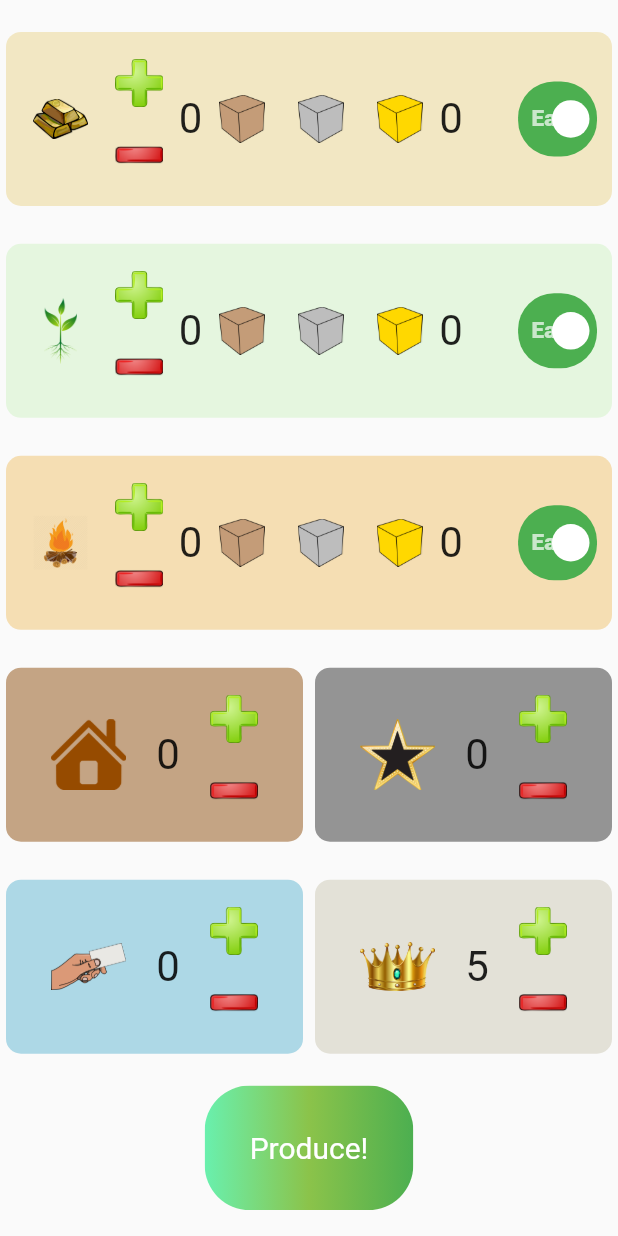
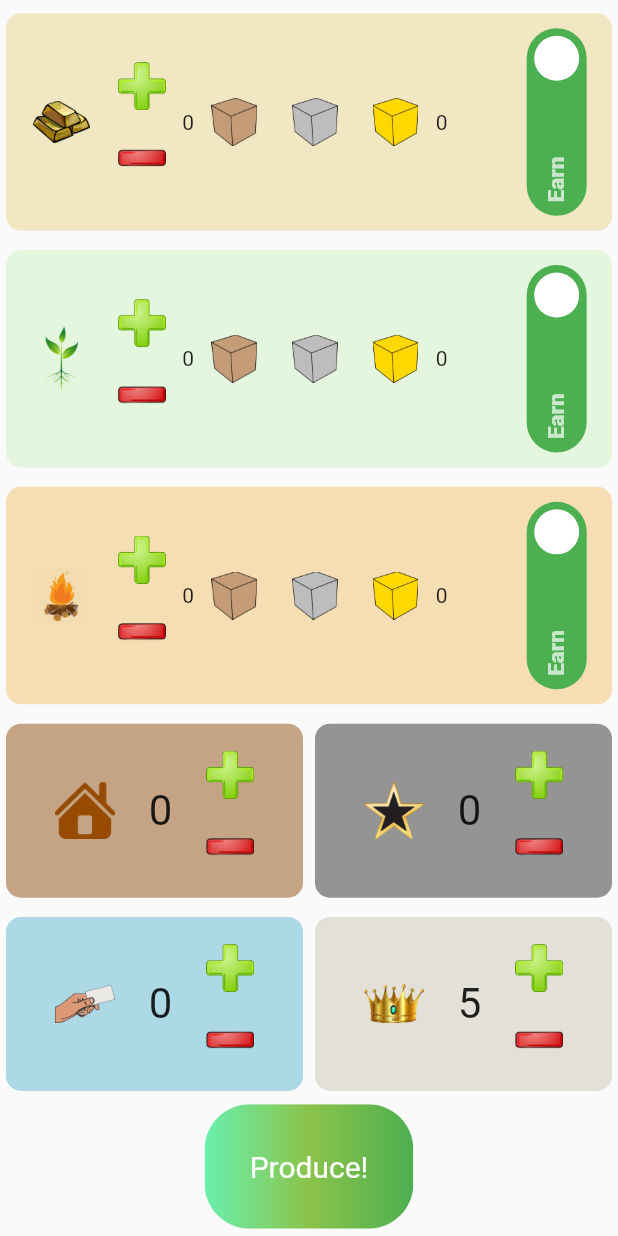
Before and after one commit to gorkememir/ares_stateful, a Flutter app: the screen it shows after launch, on a phone screen of 412 x 824 dp. Run offline on Flutter 3.47's test engine with Material 2 defaults, Android fonts, the phone set to English and light mode, and no system bars; drawn by our look-alikes of auto_size_text, flutter_switch.

Commit message:
Changed to AutoSizeText

```diff
--- a/lib/common/reg_row.dart
+++ b/lib/common/reg_row.dart
@@ -72,7 +72,7 @@ class _RegRowState extends State<RegRow> {
           children: [
             IconButton(
               icon: Image.asset('''assets/'''+widget.icon+'''.png'''''),
-              iconSize: 50,
+              iconSize: 40,
               onPressed: null,
             ),
             Text(widget.indicator.toString(), textScaleFactor: 2),
@@ -81,12 +81,12 @@ class _RegRowState extends State<RegRow> {
 
                 IconButton(
                   icon: Image.asset('assets/plus.png'),
-                  iconSize: 30,
+                  iconSize: 20,
                   onPressed: () => _changeBy(1),
                 ),
                 IconButton(
                   icon: Image.asset('assets/minus.png'),
-                  iconSize: 30,
+                  iconSize: 20,
                   onPressed: () => _changeBy(-1),
                 ),
               ],
--- a/lib/common/resource_row_stateful.dart
+++ b/lib/common/resource_row_stateful.dart
@@ -1,5 +1,6 @@
 import 'package:flutter/material.dart';
 import 'package:flutter_switch/flutter_switch.dart';
+import 'package:auto_size_text/auto_size_text.dart';
 
 class ResRow extends StatefulWidget {
   final String icon;
@@ -106,8 +107,6 @@ class _ResRowState extends State<ResRow> {
 
   @override
   Widget build(BuildContext context) {
-    final Widget goodJob = const Text('Good job!');
-
     return Container(
       margin: EdgeInsets.all(4),
       padding: const EdgeInsets.all(10.0),
@@ -144,7 +143,7 @@ class _ResRowState extends State<ResRow> {
                 ],
               ),
             ),
-            Text(widget.income.toString(), textScaleFactor: 2),
+            AutoSizeText(widget.income.toString(),textScaleFactor: 2, maxLines: 1),
             Expanded(
               child: IconButton(
                 icon: Image.asset('assets/bronze_cube.png'),
@@ -169,21 +168,23 @@ class _ResRowState extends State<ResRow> {
             Expanded(
               child: ValueListenableBuilder(
                 builder: (context, value, _) {
-                  return Text('$value', textScaleFactor: 2);
+                  return AutoSizeText('$value', textScaleFactor: 2, maxLines: 1,);
                 },
                 valueListenable: widget.stock,
               ),
             ),
             Expanded(
+              child: RotatedBox(
+                quarterTurns: 3,
                 child: FlutterSwitch(
                   activeText: 'Earn',
                   inactiveText: 'Spend',
                   activeColor: Colors.green,
                   inactiveColor: Colors.redAccent,
                   width: 125.0,
-                height: 50.0,
+                  height: 40.0,
                   valueFontSize: 15.0,
-                toggleSize: 25.0,
+                  toggleSize: 30.0,
                   value: widget.status,
                   borderRadius: 24.0,
                   padding: 5.0,
@@ -195,6 +196,7 @@ class _ResRowState extends State<ResRow> {
                   },
                 ),
               ),
+            ),
           ]
       ),
     );
--- a/lib/main.dart
+++ b/lib/main.dart
@@ -25,9 +25,13 @@ class _MyAppState extends State<MyApp> {
     if (prodSelected) {
       setState(() {
         goldRow.increaseBy(goldRow.getIncome() + trRow.getIndicator() + 4);
+        plantRow.increaseBy(plantRow.getIncome());
+        heatRow.increaseBy(heatRow.getIncome());
       });
     } else {
       goldRow.increaseBy(goldRow.getIncome() + trRow.getIndicator());
+      plantRow.increaseBy(plantRow.getIncome());
+      heatRow.increaseBy(heatRow.getIncome());
     }
   }
 
@@ -83,7 +87,12 @@ class _MyAppState extends State<MyApp> {
     trRow.setIndicator(5);
     return MaterialApp(
       home: Scaffold(
-          body: Column(
+          body: LayoutBuilder(
+            builder: (BuildContext context, BoxConstraints constraints) {
+              print("max height?");
+              print(constraints.maxHeight);
+              return Column(
+                    mainAxisSize: MainAxisSize.max,
                     mainAxisAlignment: MainAxisAlignment.spaceEvenly,
                     children: [
                       goldRow,
@@ -129,8 +138,12 @@ class _MyAppState extends State<MyApp> {
                             ),
                           ],
                         ),
+                      ), //produceButton
+                    ]
+                );
+          }
+        )
       ),
-          ])),
     );
   }
 }
--- a/pubspec.yaml
+++ b/pubspec.yaml
@@ -37,7 +37,7 @@ dependencies:
   cupertino_icons: ^1.0.2
   english_words: ^4.0.0
   flutter_switch: ^0.3.2
-
+  auto_size_text: ^3.0.0
 
 dev_dependencies:
   flutter_test:
```
Also changed, not shown: pubspec.lock, 1 other file. Lines whose indentation alone changed are shown as unchanged.
